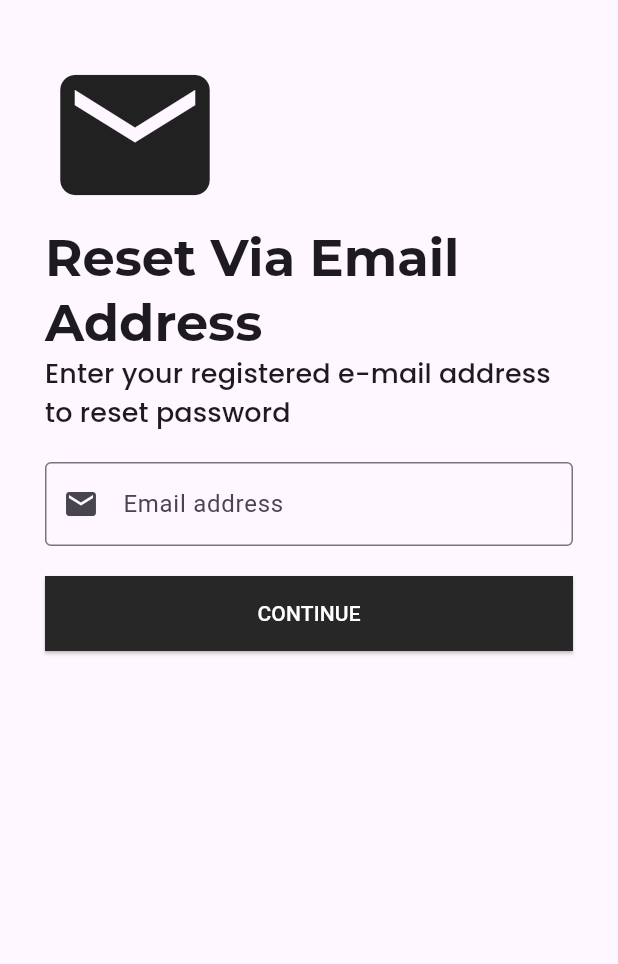
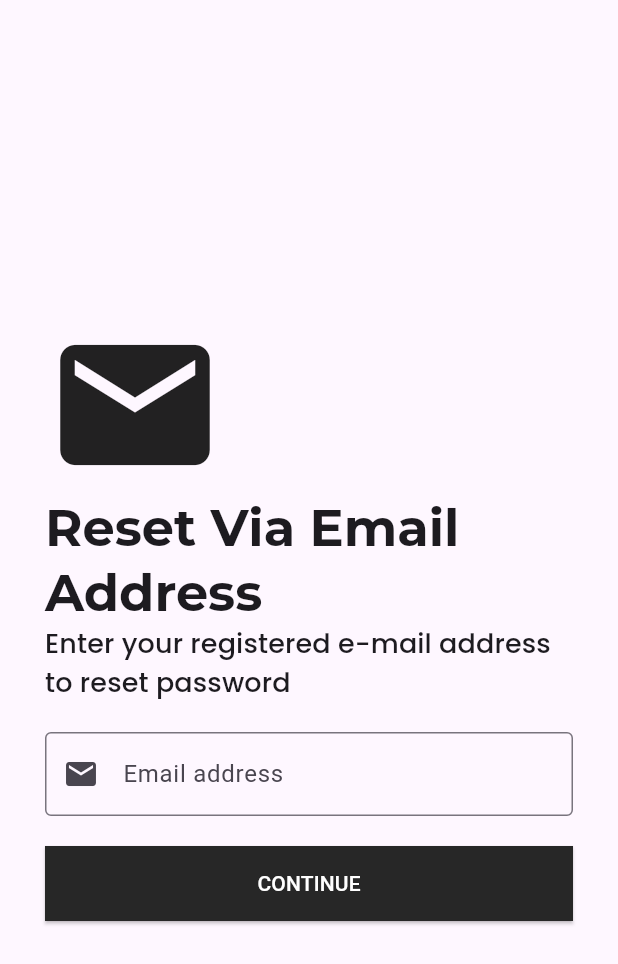
Before and after one commit to Limbash/Final-Year-Project, a Flutter app: the ForgetPasswordWithEmail screen opened directly, on a phone screen of 412 x 824 dp. Shown: the top 964 px of the screen. Run offline on Flutter 3.47's test engine with Material 3 defaults, Android fonts, the light colour scheme and no system bars; our stand-ins replace flutter_otp_text_field, get, google_fonts.

Commit message:
Handled some typos and some few things

```diff
--- a/lib/src/features/authentication/screens/forget password/forget_passwod_with_phone.dart
+++ b/lib/src/features/authentication/screens/forget password/forget_passwod_with_phone.dart
@@ -10,8 +10,7 @@ class ForgetPasswordWithPhone extends StatelessWidget {
   Widget build(BuildContext context) {
     return SafeArea(
       child: Scaffold(
-        body: SingleChildScrollView(
-          child: Padding(
+        body: Padding(
           padding: const EdgeInsets.all(tDefaultSize),
           child: Column(
             mainAxisAlignment: MainAxisAlignment.center,
@@ -48,7 +47,6 @@ class ForgetPasswordWithPhone extends StatelessWidget {
           ),
         ),
       ),
-      ),
     );
   }
 }
--- a/lib/src/features/authentication/screens/forget password/forget_password_with_email.dart
+++ b/lib/src/features/authentication/screens/forget password/forget_password_with_email.dart
@@ -10,10 +10,10 @@ class ForgetPasswordWithEmail extends StatelessWidget {
   Widget build(BuildContext context) {
     return SafeArea(
       child: Scaffold(
-        body: SingleChildScrollView(
-          child: Padding(
+        body: Padding(
           padding: const EdgeInsets.all(tDefaultSize),
           child: Column(
+            mainAxisAlignment: MainAxisAlignment.center,
             crossAxisAlignment: CrossAxisAlignment.start,
             children: [
               Icon(Icons.email, size: 120),
@@ -48,7 +48,6 @@ class ForgetPasswordWithEmail extends StatelessWidget {
           ),
         ),
       ),
-      ),
     );
   }
 }
```
Lines whose indentation alone changed are shown as unchanged.
